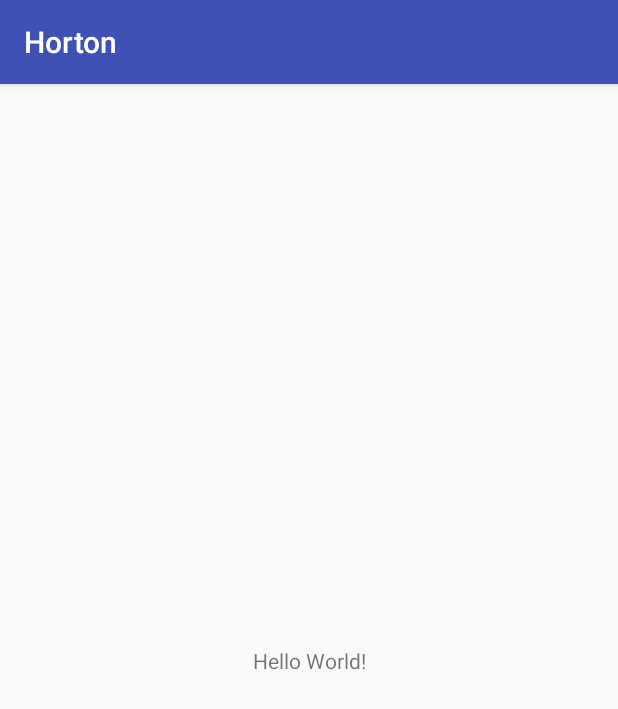
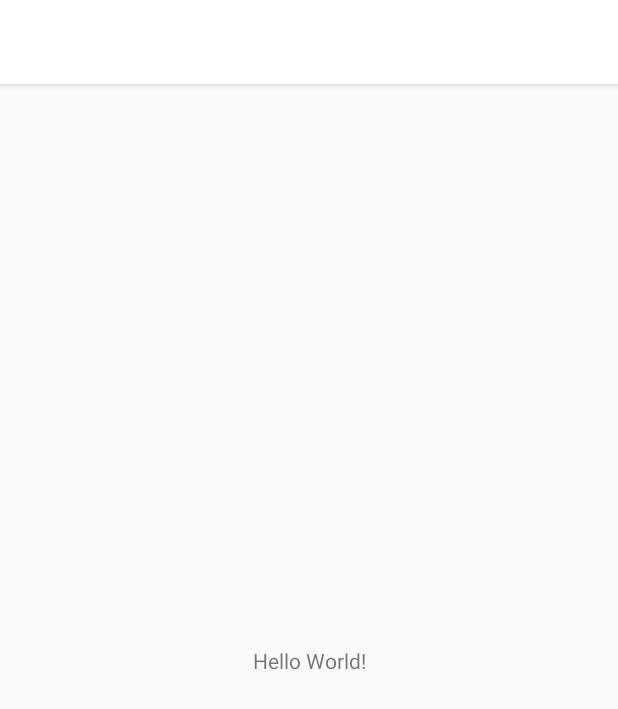
Before and after one commit to michalzuk/Statistical_CMS_Android, an Android app: the screen it shows after launch (MainActivity), on a phone screen of 412 x 824 dp. Shown: the top 709 px of the screen. Run offline under Robolectric (Android 15) with nearby library versions, the phone set to English and light mode, and no system bars.

Commit message:
Changed app default colors

```diff
--- a/app/src/main/res/values/colors.xml
+++ b/app/src/main/res/values/colors.xml
@@ -1,6 +1,6 @@
 <?xml version="1.0" encoding="utf-8"?>
 <resources>
-    <color name="colorPrimary">#3F51B5</color>
-    <color name="colorPrimaryDark">#303F9F</color>
-    <color name="colorAccent">#FF4081</color>
+    <color name="colorPrimary">#ffffff</color>
+    <color name="colorPrimaryDark">#ffffff</color>
+    <color name="colorAccent">#0589e1</color>
 </resources>
```
